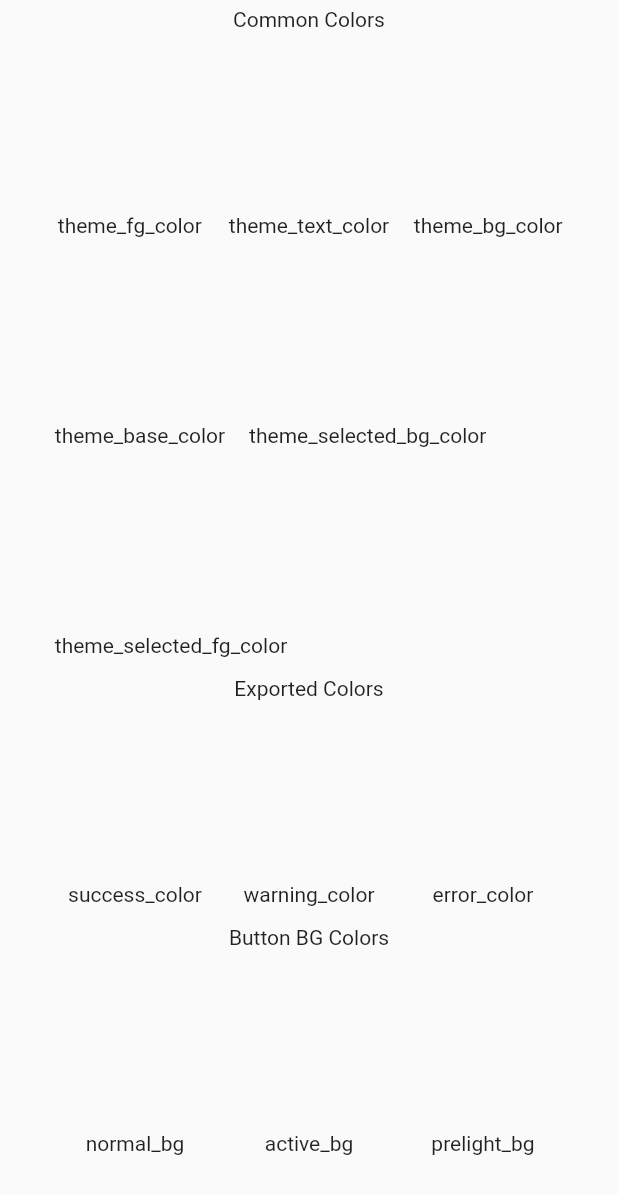
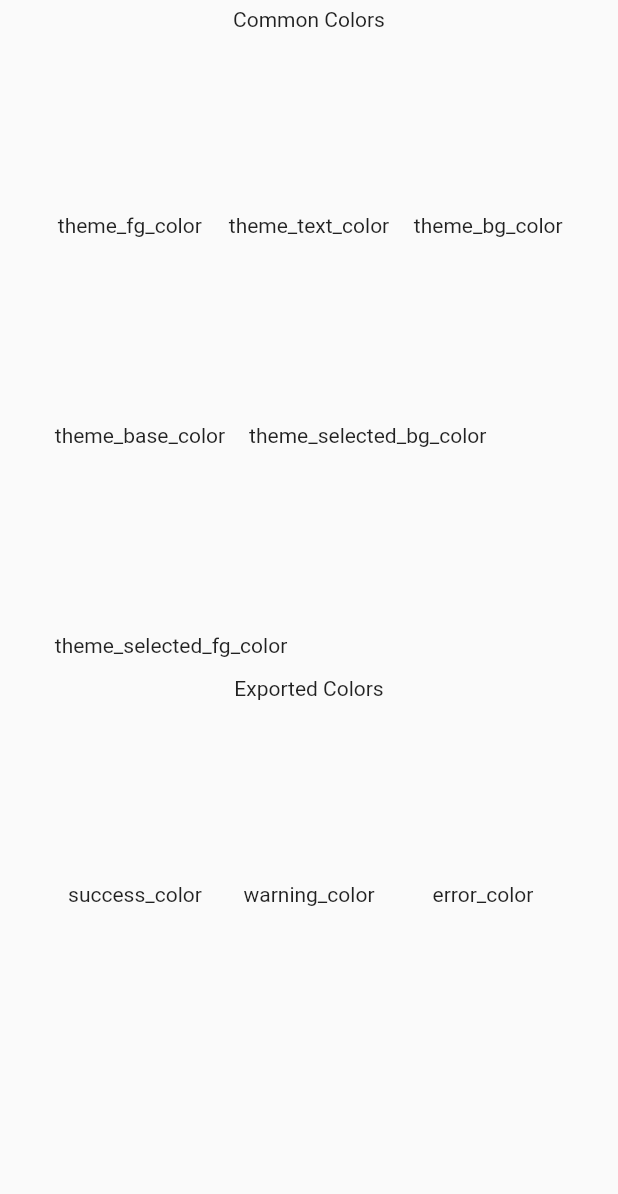
Before and after one commit to gtk-flutter/gtk_theme_fl, a Flutter app: the screen it shows after launch, on a phone screen of 412 x 824 dp. Shown: the top 1194 px of the screen. Run offline on Flutter 3.47's test engine with Material 2 defaults, Android fonts, the phone set to English and light mode, and no system bars; statements that could not run were skipped.

Commit message:
cleanup: Remove button styles
Just not very reliable

```diff
--- a/example/lib/button_bg_row.dart
+++ /dev/null
@@ -1,54 +0,0 @@
-import 'package:gtk_theme_fl/gtk_theme_fl.dart';
-import 'package:gtk_theme_fl_example/ColorBox.dart';
-import 'package:flutter/widgets.dart';
-
-class ButtonBGRow extends StatelessWidget {
-  final GtkThemeData themeData;
-
-  const ButtonBGRow({Key? key, required this.themeData}) : super(key: key);
-
-  @override
-  Widget build(BuildContext context) {
-    return Center(
-      child: Column(
-        children: [
-          const SizedBox(
-            height: 5,
-          ),
-          const Text("Button BG Colors"),
-          const SizedBox(
-            height: 5,
-          ),
-          Wrap(
-            children: [
-              ColorBox(
-                color: Color(themeData.buttonThemeData.normal_bg),
-                name: "normal_bg",
-              ),
-              ColorBox(
-                color: Color(themeData.buttonThemeData.active_bg),
-                name: "active_bg",
-              ),
-              ColorBox(
-                color: Color(themeData.buttonThemeData.prelight_bg),
-                name: "prelight_bg",
-              ),
-              ColorBox(
-                color: Color(themeData.buttonThemeData.selected_bg),
-                name: "selected_bg",
-              ),
-              ColorBox(
-                color: Color(themeData.buttonThemeData.focused_bg),
-                name: "focused_bg",
-              ),
-              ColorBox(
-                color: Color(themeData.buttonThemeData.checked_bg),
-                name: "checked_bg",
-              ),
-            ],
-          ),
-        ],
-      ),
-    );
-  }
-}
--- a/example/lib/main.dart
+++ b/example/lib/main.dart
@@ -1,5 +1,3 @@
-import 'package:gtk_theme_fl_example/button_bg_row.dart';
-import 'package:gtk_theme_fl_example/button_fg_row.dart';
 import 'package:gtk_theme_fl_example/common_colors_row.dart';
 import 'package:gtk_theme_fl_example/exported_colors_row.dart';
 import 'package:flutter/material.dart';
@@ -43,8 +41,7 @@ class _MyAppState extends State<MyApp> {
             children: [
               CommonColorsRow(themeData: themeData),
               ExportedColorsRow(themeData: themeData),
-              ButtonBGRow(themeData: themeData),
-              ButtonFGRow(themeData: themeData),
+              Text(themeData.font),
             ],
           ),
         ),
--- a/lib/gtk_theme_fl.dart
+++ b/lib/gtk_theme_fl.dart
@@ -21,8 +21,6 @@ class GtkThemeData {
   int error_color;
   int success_color;
 
-  GtkButtonThemeData buttonThemeData;
-
   String font;
 
   GtkThemeData({
@@ -37,7 +35,6 @@ class GtkThemeData {
     this.error_color = 0xff,
     this.success_color = 0xff,
     this.font = "",
-    this.buttonThemeData = GtkButtonThemeData.empty,
   });
 
   ThemeData get themeData => ThemeData(
@@ -50,7 +47,6 @@ class GtkThemeData {
 
   static Future<GtkThemeData> initialize() async {
     var data = await _getRawData();
-    debugPrint(data.toString());
 
     return GtkThemeData(
       name: data["name"] as String,
@@ -64,7 +60,6 @@ class GtkThemeData {
       error_color: data["error_color"] as int,
       success_color: data["success_color"] as int,
       font: data["font"] as String,
-      buttonThemeData: GtkButtonThemeData.fromMap(data["button"]! as Map),
     );
   }
 }
```
Also changed, not shown: example/lib/button_fg_row.dart (deleted, +0 -54 lines), example/pubspec.lock, 2 other files.
